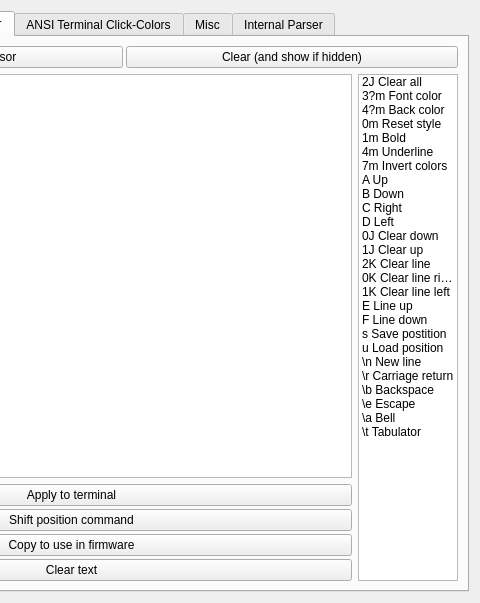
Before: the Qt Designer form developeroptions.ui in jirimaier/DataPlotter, drawn with Qt 5; both pictures show x 231 to 711 and y 0 to 603 of the 711 by 603 pixel window.
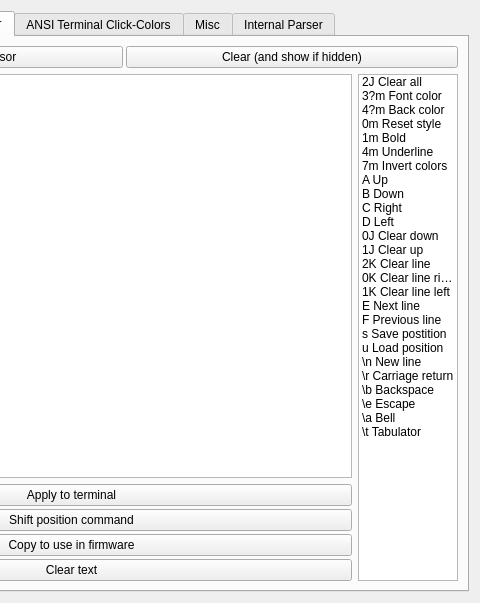
After: the same form once the commit is applied. The open tabs and pages were chosen to show the change. Icons and pictures are not drawn.

```diff
--- a/developeroptions.ui
+++ b/developeroptions.ui
@@ -350,12 +350,12 @@
          </item>
          <item>
           <property name="text">
-           <string>E Line up</string>
+           <string>E Next line</string>
           </property>
          </item>
          <item>
           <property name="text">
-           <string>F Line down</string>
+           <string>F Previous line</string>
           </property>
          </item>
          <item>
```
Left out of the diff: 22 changed lines with no effect on the pictures.
